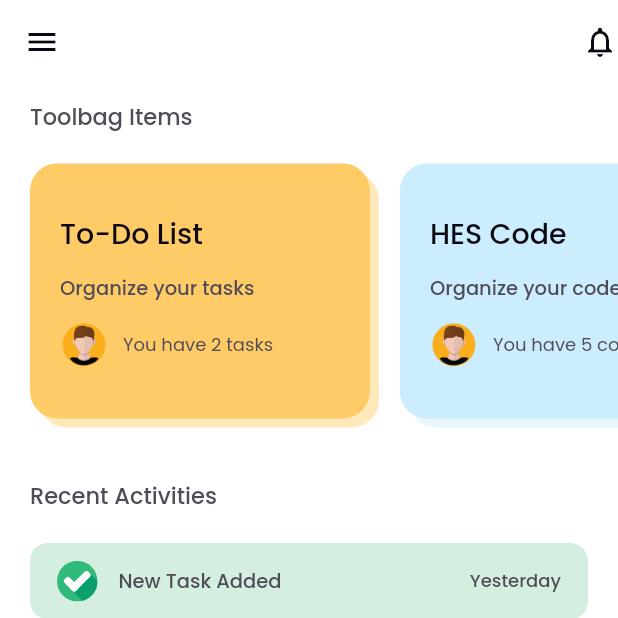
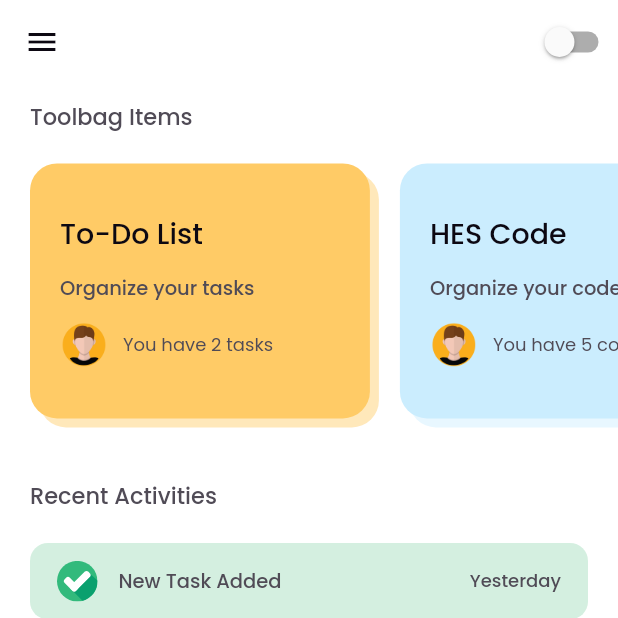
Before and after one commit to samedbcr/personal-toolbag-app, a Flutter app: the HomeView screen opened directly, on a phone screen of 412 x 824 dp, the top half of it. Run offline on Flutter 3.47's test engine with Material 2 defaults, Android fonts, the phone set to English and light mode, and no system bars; our stand-ins replace cloud_firestore, firebase_core, flutter_svg; accounts and stored records are empty.

Commit message:
provider paketi eklendi & themeswitch eklendi

```diff
--- /dev/null
+++ b/lib/core/providers/theme_provider.dart
@@ -0,0 +1,19 @@
+import 'package:PersonalToolbag/theme/custom_light_theme.dart';
+import 'package:flutter/material.dart';
+
+class ThemeProvider extends ChangeNotifier {
+  ThemeData _theme = CustomLightTheme.theme;
+  bool _isDark = false;
+  ThemeData get getTheme => _theme;
+  bool get isDark => _isDark;
+
+  void changeTheme() {
+    if (_isDark) {
+      _theme = CustomLightTheme.theme;
+    } else {
+      _theme = ThemeData.dark();
+    }
+    _isDark = !isDark;
+    notifyListeners();
+  }
+}
--- a/lib/view/hes_code_view.dart
+++ b/lib/view/hes_code_view.dart
@@ -47,7 +47,9 @@ class HesCodeView extends StatelessWidget {
           ),
           SizedBox(height: 10),
           Text(
-            "Lorem ipsum lorem ipsum, Lorem ipsum lorem ipsum Lorem ipsum lorem ipsum Lorem ipsum lorem ipsum",
+            "- You can store HES Codes here\n" +
+                "- In order to add HES Code, click the button below\n" +
+                "- Swipe to dismiss",
           ),
           SizedBox(height: 20),
           _callHesCodeStream(),
--- a/lib/view/home_view.dart
+++ b/lib/view/home_view.dart
@@ -1,15 +1,27 @@
+import 'package:PersonalToolbag/core/providers/theme_provider.dart';
 import 'package:PersonalToolbag/theme/constants.dart';
 import 'package:PersonalToolbag/widgets/activity_card.dart';
+import 'package:PersonalToolbag/widgets/theme_switch.dart';
 import 'package:flutter/material.dart';
 import 'package:flutter_svg/svg.dart';
+import 'package:provider/provider.dart';
 
-class HomeView extends StatelessWidget {
+class HomeView extends StatefulWidget {
+  @override
+  _HomeViewState createState() => _HomeViewState();
+}
+
+class _HomeViewState extends State<HomeView> {
+  bool isSwitched = false;
+
   @override
   Widget build(BuildContext context) {
     return Scaffold(
       appBar: AppBar(
         leading: Icon(Icons.menu),
-        actions: [Icon(Icons.notifications_none)],
+        actions: [
+          ThemeSwitch(),
+        ],
       ),
       body: Column(
         crossAxisAlignment: CrossAxisAlignment.start,
--- /dev/null
+++ b/lib/widgets/theme_switch.dart
@@ -0,0 +1,18 @@
+import 'package:PersonalToolbag/core/providers/theme_provider.dart';
+import 'package:PersonalToolbag/theme/constants.dart';
+import 'package:flutter/material.dart';
+import 'package:provider/provider.dart';
+
+class ThemeSwitch extends StatelessWidget {
+  @override
+  Widget build(BuildContext context) {
+    return Switch(
+      value: Provider.of<ThemeProvider>(context).isDark,
+      onChanged: (value) {
+        Provider.of<ThemeProvider>(context, listen: false).changeTheme();
+      },
+      activeTrackColor: Colors.green,
+      activeColor: AppConstants.green,
+    );
+  }
+}
```
Also changed, not shown: pubspec.yaml (+4 -11 lines), pubspec.lock.
